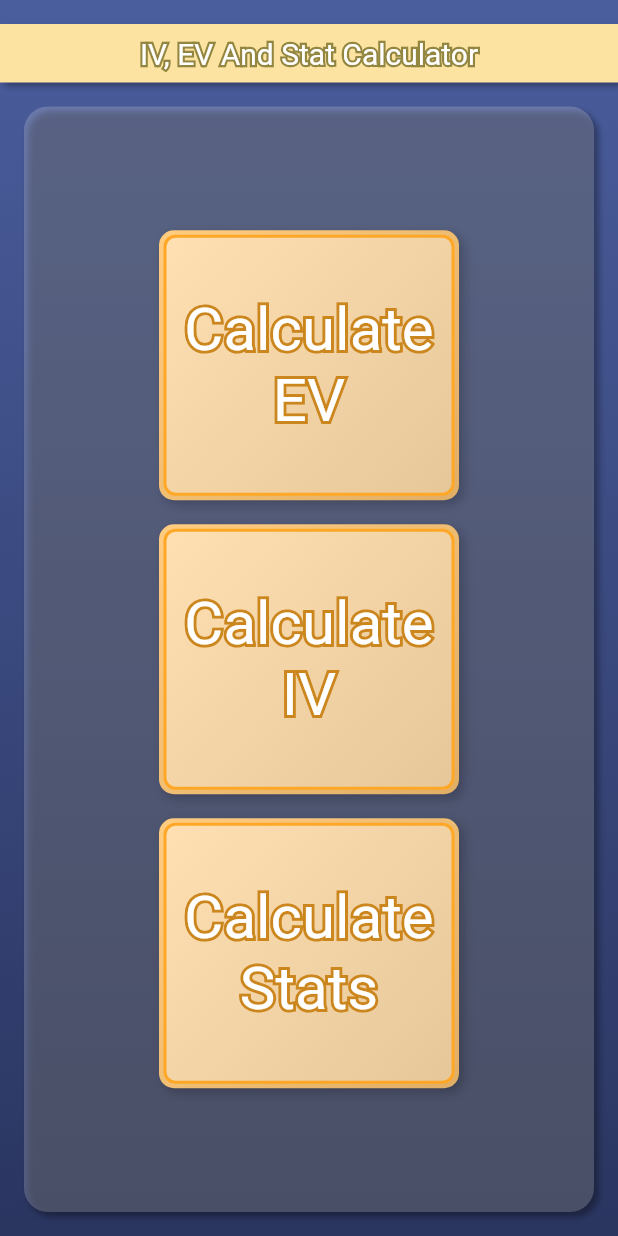
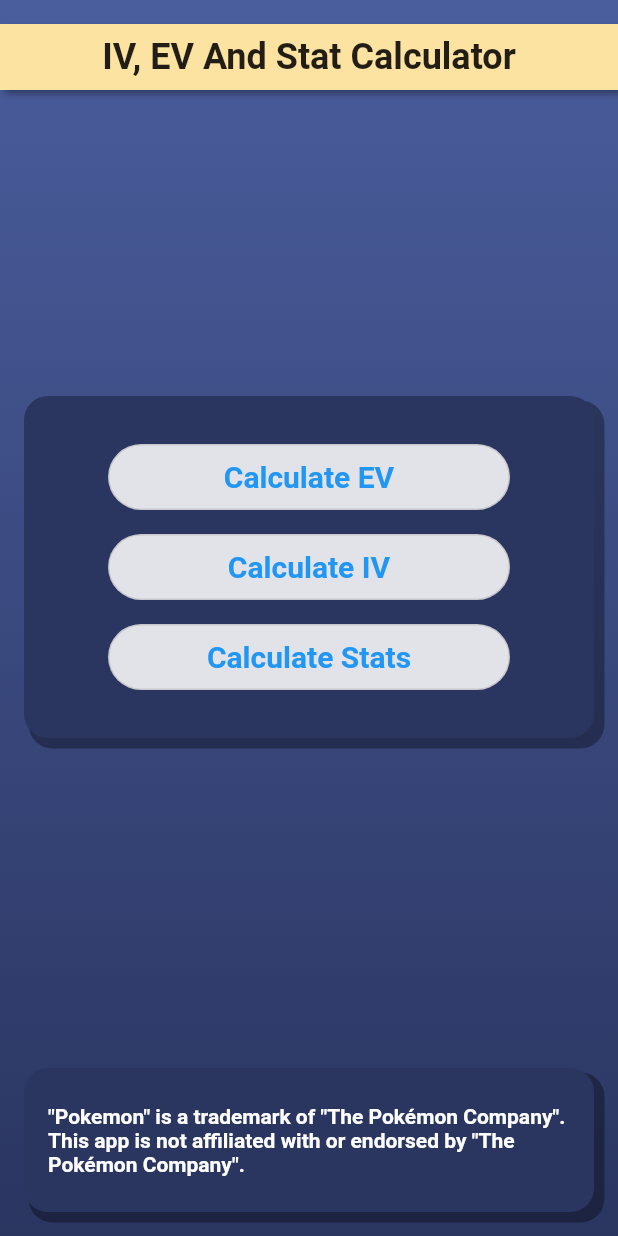
Before and after one commit to ruivop/pokemon_ev_calculator, a Flutter app: the screen it shows after launch, on a phone screen of 412 x 824 dp. Run offline on Flutter 3.47's test engine with Material 2 defaults, Android fonts, the phone set to English and light mode, and no system bars; drawn by our look-alikes of auto_size_text; our stand-ins replace numberpicker, sliver_tools, wakelock; missing offline and left inert: draggable_scrollbar.

Commit message:
added new initial page

```diff
--- a/lib/pages/home_page.dart
+++ b/lib/pages/home_page.dart
@@ -11,10 +11,8 @@ class HomePage extends StatelessWidget {
 
   @override
   Widget build(BuildContext context) {
-    var aspectRatio =
-        MediaQuery.of(context).size.width / MediaQuery.of(context).size.height;
     return AnnotatedRegion(
-      value: SystemUiOverlayStyle.dark,
+      value: SystemUiOverlayStyle.light,
       child: Scaffold(
           body: Container(
         width: double.infinity,
@@ -27,10 +25,6 @@ class HomePage extends StatelessWidget {
                 Color(0xFF4a5d9d),
                 Color(0xFF2a3560),
               ]),
-          /*image: DecorationImage(
-              image: AssetImage('resources/main_background.png'),
-              repeat: ImageRepeat.repeat,
-              scale: 4),*/
         ),
         child: SafeArea(
           child: Column(
@@ -42,11 +36,6 @@ class HomePage extends StatelessWidget {
                     const EdgeInsets.symmetric(horizontal: 32, vertical: 8),
                 decoration: const BoxDecoration(
                   color: Color(0xfffde3a1),
-                  //borderRadius: BorderRadius.circular(100),
-                  /*border: Border.all(
-                    color: const Color(0xff928640),
-                    width: 4,
-                  ),*/
                   boxShadow: [
                     BoxShadow(
                       color: Color(0x55000000),
@@ -56,35 +45,38 @@ class HomePage extends StatelessWidget {
                   ],
                 ),
                 child: const Center(
-                  child: TitleStokeText(
-                    text: "IV, EV And Stat Calculator",
-                    fontSize: 20,
-                    strokeWidth: 3,
+                  child: Text(
+                    "IV, EV And Stat Calculator",
+                    textAlign: TextAlign.center,
+                    style: TextStyle(
+                      fontSize: 24,
+                      fontWeight: FontWeight.w600,
+                    ),
                   ),
                 ),
               ),
               Expanded(
                   flex: 2,
+                  child: Center(
                     child: Container(
                       padding: const EdgeInsets.symmetric(
                           horizontal: 16, vertical: 16),
                       child: Container(
                         width: double.infinity,
+                        padding: const EdgeInsets.symmetric(vertical: 24),
                         decoration: BoxDecoration(
-                        color: Colors.white.withAlpha(50),
+                          color: const Color(0xFF2a3560),
                           borderRadius: BorderRadius.circular(16),
                           boxShadow: const [
                             BoxShadow(
                               color: Color(0x55000000),
-                            blurRadius: 3,
-                            offset: Offset(3, 3),
+                              blurRadius: 0,
+                              spreadRadius: 2,
+                              offset: Offset(5, 5),
                             ),
                           ],
                         ),
-                      child: Center(
                         child: ListView(
-                          scrollDirection:
-                              aspectRatio > 1 ? Axis.horizontal : Axis.vertical,
                           shrinkWrap: true,
                           children: [
                             HomePageButton(
@@ -130,7 +122,33 @@ class HomePage extends StatelessWidget {
                         ),
                       ),
                     ),
-                  ))
+                  )),
+              Center(
+                  child: Container(
+                      padding: const EdgeInsets.symmetric(
+                          horizontal: 16, vertical: 16),
+                      child: Container(
+                        width: double.infinity,
+                        padding: const EdgeInsets.symmetric(
+                            vertical: 24, horizontal: 16),
+                        decoration: BoxDecoration(
+                          color: const Color(0xFF2a3560),
+                          borderRadius: BorderRadius.circular(16),
+                          boxShadow: const [
+                            BoxShadow(
+                              color: Color(0x55000000),
+                              blurRadius: 0,
+                              spreadRadius: 2,
+                              offset: Offset(5, 5),
+                            ),
+                          ],
+                        ),
+                        child: const Text(
+                            '"Pokemon" is a trademark of "The Pokémon Company". This app is not affiliated with or endorsed by "The Pokémon Company".',
+                            style: TextStyle(
+                                fontWeight: FontWeight.w600,
+                                color: Colors.white)),
+                      )))
             ],
           ),
         ),
@@ -151,7 +169,29 @@ class HomePageButton extends StatelessWidget {
   @override
   Widget build(BuildContext context) {
     return Center(
-      child: GestureDetector(
+        child: Container(
+      padding: const EdgeInsets.symmetric(horizontal: 16, vertical: 8),
+      width: 300,
+      height: 60,
+      child: OutlinedButton(
+        onPressed: onPressed,
+        child: AutoSizeText(
+          title,
+          style: const TextStyle(
+            fontSize: 20,
+            fontWeight: FontWeight.bold,
+          ),
+          maxLines: 1,
+        ),
+        style: OutlinedButton.styleFrom(
+          shape: RoundedRectangleBorder(
+            borderRadius: BorderRadius.circular(50.0),
+          ),
+          backgroundColor: Colors.white.withAlpha(220),
+        ),
+      ),
+    )
+        /*GestureDetector(
         onTap: onPressed,
         child: Container(
           width: 200,
@@ -203,7 +243,7 @@ class HomePageButton extends StatelessWidget {
             )),
           ),
         ),
-      ),
+      ),*/
         );
   }
 }
```
Also changed, not shown: lib/main.dart (+72 -13 lines), 1 other file. Lines whose indentation alone changed are shown as unchanged.
